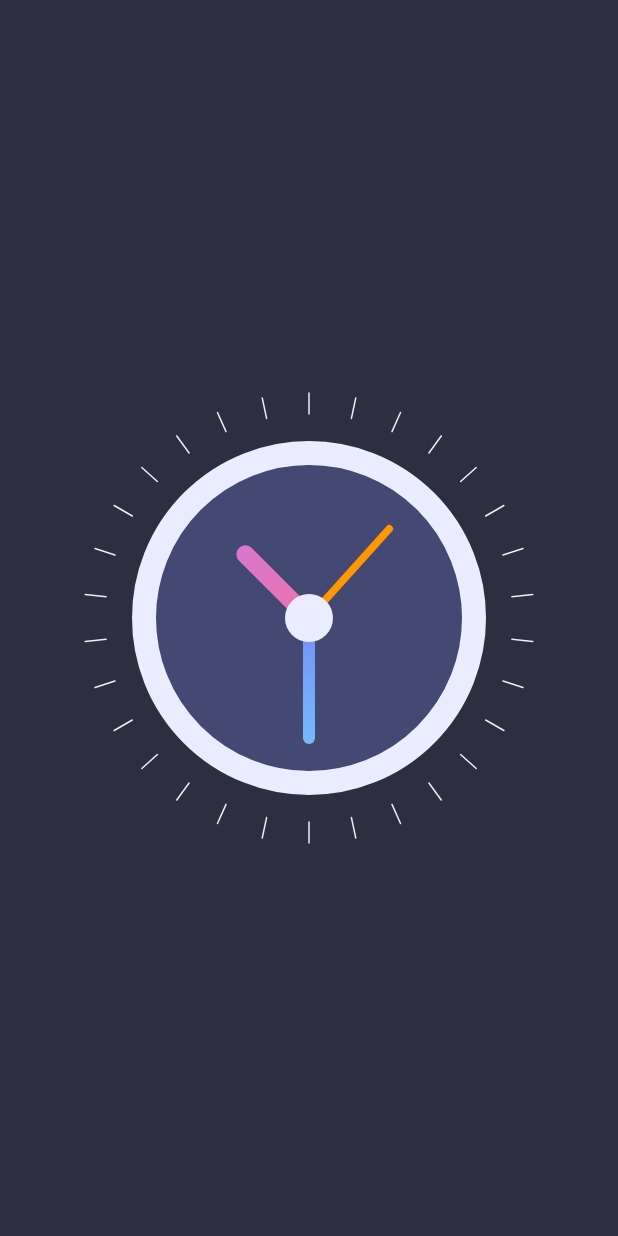
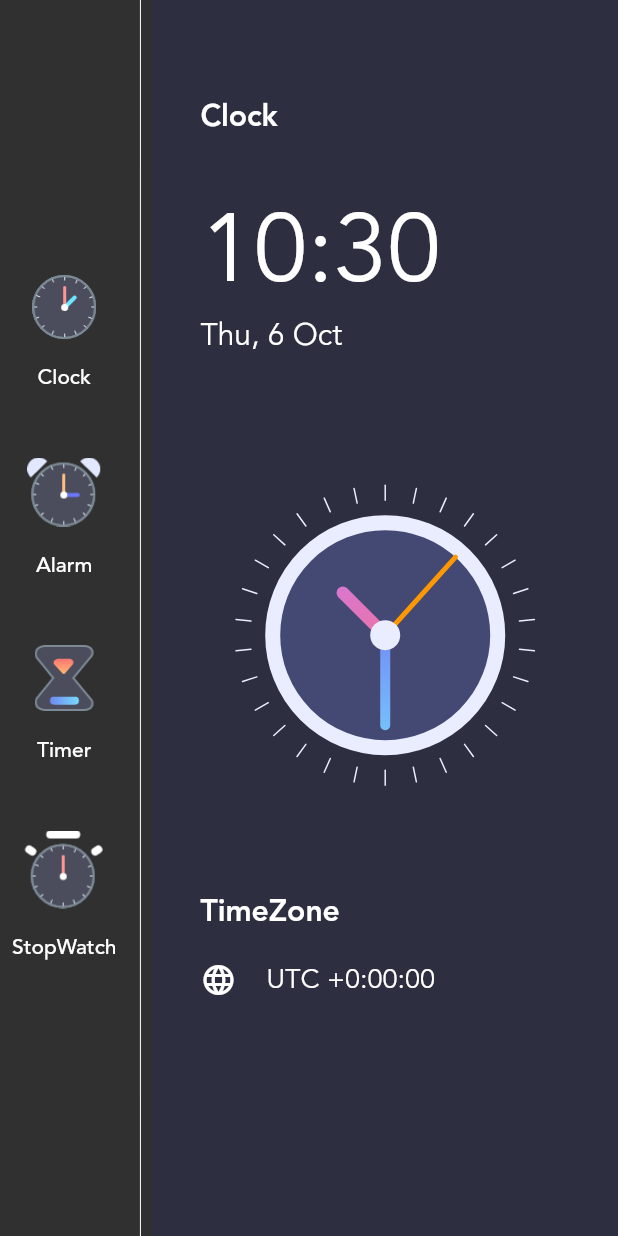
Before and after one commit to luciferro01/Clock, a Flutter app: the screen it shows after launch, on a phone screen of 412 x 824 dp. Run offline on Flutter 3.47's test engine with Material 2 defaults, Android fonts, the light colour scheme and no system bars.

Commit message:
Adding Clock (solved problem somehow) and menu (layout)

```diff
--- a/lib/clock_view.dart
+++ b/lib/clock_view.dart
@@ -3,7 +3,8 @@ import 'dart:async';
 import 'dart:math';
 
 class ClockView extends StatefulWidget {
-  const ClockView({Key? key}) : super(key: key);
+  final double size;
+  const ClockView({Key? key, required this.size}) : super(key: key);
 
   @override
   // ignore: library_private_types_in_public_api
@@ -22,8 +23,8 @@ class _ClockViewState extends State<ClockView> {
   @override
   Widget build(BuildContext context) {
     return SizedBox(
-      width: 300,
-      height: 300,
+      width: widget.size,
+      height: widget.size,
       child: Transform.rotate(
         angle: -pi / 2,
         child: CustomPaint(
@@ -52,7 +53,7 @@ class ClockPainter extends CustomPainter {
     var outlineBrush = Paint()
       ..color = const Color(0xFFEAECFF)
       ..style = PaintingStyle.stroke
-      ..strokeWidth = 16;
+      ..strokeWidth = size.width / 20;
 
     var centerFillBrush = Paint()..color = const Color(0xFFEAECFF);
 
@@ -60,7 +61,7 @@ class ClockPainter extends CustomPainter {
       ..color = Colors.orange
       ..style = PaintingStyle.stroke
       ..strokeCap = StrokeCap.round
-      ..strokeWidth = 5;
+      ..strokeWidth = size.width / 60;
 
     var minHandBrush = Paint()
       ..shader =
@@ -68,7 +69,7 @@ class ClockPainter extends CustomPainter {
               .createShader(Rect.fromCircle(center: center, radius: radius))
       ..style = PaintingStyle.stroke
       ..strokeCap = StrokeCap.round
-      ..strokeWidth = 8;
+      ..strokeWidth = size.width / 30;
 
     var hourHandBrush = Paint()
       ..shader =
@@ -76,7 +77,7 @@ class ClockPainter extends CustomPainter {
               .createShader(Rect.fromCircle(center: center, radius: radius))
       ..style = PaintingStyle.stroke
       ..strokeCap = StrokeCap.round
-      ..strokeWidth = 12;
+      ..strokeWidth = size.width / 24;
 
     var dashBrush = Paint()
       ..color = const Color(0xFFEAECFF)
@@ -84,27 +85,31 @@ class ClockPainter extends CustomPainter {
       ..strokeCap = StrokeCap.round
       ..strokeWidth = 1;
 
-    canvas.drawCircle(center, radius - 40, fillBrush);
-    canvas.drawCircle(center, radius - 40, outlineBrush);
+    canvas.drawCircle(center, radius * 0.75, fillBrush);
+    canvas.drawCircle(center, radius * 0.75, outlineBrush);
 
     var hourHandX = centerX +
-        60 * cos((dateTime.hour * 30 + dateTime.minute * 0.5) * pi / 180);
+        radius *
+            0.4 *
+            cos((dateTime.hour * 30 + dateTime.minute * 0.5) * pi / 180);
     var hourHandY = centerX +
-        60 * sin((dateTime.hour * 30 + dateTime.minute * 0.5) * pi / 180);
+        radius *
+            0.4 *
+            sin((dateTime.hour * 30 + dateTime.minute * 0.5) * pi / 180);
     canvas.drawLine(center, Offset(hourHandX, hourHandY), hourHandBrush);
 
-    var minHandX = centerX + 80 * cos(dateTime.minute * 6 * pi / 180);
-    var minHandY = centerX + 80 * sin(dateTime.minute * 6 * pi / 180);
+    var minHandX = centerX + radius * 0.6 * cos(dateTime.minute * 6 * pi / 180);
+    var minHandY = centerX + radius * 0.6 * sin(dateTime.minute * 6 * pi / 180);
     canvas.drawLine(center, Offset(minHandX, minHandY), minHandBrush);
 
-    var secHandX = centerX + 80 * cos(dateTime.second * 6 * pi / 180);
-    var secHandY = centerX + 80 * sin(dateTime.second * 6 * pi / 180);
+    var secHandX = centerX + radius * 0.7 * cos(dateTime.second * 6 * pi / 180);
+    var secHandY = centerX + radius * 0.7 * sin(dateTime.second * 6 * pi / 180);
     canvas.drawLine(center, Offset(secHandX, secHandY), secHandBrush);
 
-    canvas.drawCircle(center, 16, centerFillBrush);
+    canvas.drawCircle(center, radius * 0.1, centerFillBrush);
 
     var outerCircleRadius = radius;
-    var innerCircleRadius = radius - 14;
+    var innerCircleRadius = radius * 0.9;
     for (double i = 0; i < 360; i += 12) {
       var x1 = centerX + outerCircleRadius * cos(i * pi / 180);
       var y1 = centerX + outerCircleRadius * sin(i * pi / 180);
--- /dev/null
+++ b/lib/home_page.dart
@@ -0,0 +1,157 @@
+import 'package:flutter/material.dart';
+import 'package:intl/intl.dart';
+import 'clock_view.dart';
+
+class HomePage extends StatelessWidget {
+  HomePage({Key? key}) : super(key: key);
+
+  var formattedTime = DateFormat('HH:mm').format(DateTime.now());
+  var formattedDate = DateFormat('EEE, d MMM').format(DateTime.now());
+  var timeZoneString =
+      DateTime.now().timeZoneOffset.toString().split('.').first;
+  var offSetSign = '+';
+
+  @override
+  Widget build(BuildContext context) {
+    return Scaffold(
+      body: Row(
+        children: [
+          Column(
+            mainAxisAlignment: MainAxisAlignment.center,
+            children: [
+              iconMenu('Clock', 'assets/clock_icon.png'),
+              iconMenu('Alarm', 'assets/alarm_icon.png'),
+              iconMenu('Timer', 'assets/timer_icon.png'),
+              iconMenu('StopWatch', 'assets/stopwatch_icon.png'),
+            ],
+          ),
+          const VerticalDivider(
+            color: Colors.white,
+          ),
+          Expanded(
+            child: Container(
+              padding: const EdgeInsets.all(32),
+              color: const Color(0xFF2D2F41),
+              child: Column(
+                crossAxisAlignment: CrossAxisAlignment.start,
+                children: [
+                  const SizedBox(height: 32),
+                  const Flexible(
+                    flex: 1,
+                    fit: FlexFit.loose,
+                    child: Text(
+                      'Clock',
+                      style: TextStyle(
+                          fontFamily: 'avenir',
+                          fontWeight: FontWeight.w700,
+                          color: Colors.white,
+                          fontSize: 20),
+                    ),
+                  ),
+                  const SizedBox(height: 32),
+                  Flexible(
+                    flex: 2,
+                    fit: FlexFit.loose,
+                    child: Column(
+                      crossAxisAlignment: CrossAxisAlignment.start,
+                      children: [
+                        Text(
+                          formattedTime,
+                          style: const TextStyle(
+                            fontFamily: 'avenir',
+                            fontWeight: FontWeight.w400,
+                            color: Colors.white,
+                            fontSize: 64,
+                          ),
+                        ),
+                        Text(
+                          formattedDate,
+                          style: const TextStyle(
+                              fontFamily: 'avenir',
+                              color: Colors.white,
+                              fontSize: 20),
+                        ),
+                      ],
+                    ),
+                  ),
+                  const Flexible(
+                    flex: 4,
+                    fit: FlexFit.loose,
+                    child: Align(
+                      alignment: Alignment.center,
+                      child: ClockView(
+                        size: 200,
+                      ),
+                    ),
+                  ),
+                  const SizedBox(height: 20),
+                  Flexible(
+                    flex: 2,
+                    fit: FlexFit.tight,
+                    child: Column(
+                      crossAxisAlignment: CrossAxisAlignment.start,
+                      children: [
+                        const Text(
+                          'TimeZone',
+                          style: TextStyle(
+                            fontFamily: 'avenir',
+                            fontWeight: FontWeight.w800,
+                            fontSize: 20,
+                          ),
+                        ),
+                        const SizedBox(height: 20),
+                        Row(
+                          children: [
+                            const Icon(
+                              Icons.language,
+                              color: Colors.white,
+                            ),
+                            const SizedBox(width: 20),
+                            Text(
+                              'UTC $offSetSign$timeZoneString',
+                              style: const TextStyle(
+                                fontSize: 18,
+                                fontFamily: 'avenir',
+                              ),
+                            ),
+                          ],
+                        ),
+                      ],
+                    ),
+                  ),
+                ],
+              ),
+            ),
+          ),
+        ],
+      ),
+    );
+  }
+
+  Padding iconMenu(String title, String image) {
+    return Padding(
+      padding: const EdgeInsets.symmetric(horizontal: 0, vertical: 14),
+      child: TextButton(
+        onPressed: () {},
+        child: Column(
+          children: [
+            Image.asset(
+              image,
+              scale: 1.5,
+            ),
+            const SizedBox(
+              height: 16,
+            ),
+            Text(
+              title,
+              style: const TextStyle(
+                fontFamily: 'avenir',
+                color: Colors.white,
+              ),
+            ),
+          ],
+        ),
+      ),
+    );
+  }
+}
--- a/lib/main.dart
+++ b/lib/main.dart
@@ -1,4 +1,4 @@
-import 'clock_view.dart';
+import 'package:clock_application/home_page.dart';
 import 'package:flutter/material.dart';
 
 void main() => runApp(const MyApp());
@@ -21,15 +21,6 @@ class ClockApp extends StatelessWidget {
 
   @override
   Widget build(BuildContext context) {
-    return Scaffold(
-      // appBar: AppBar(
-      //   title: const Text('CLOCK APP'),
-      // ),
-      body: Container(
-        alignment: Alignment.center,
-        color: const Color(0xFF2D2F41),
-        child: const ClockView(),
-      ),
-    );
+    return HomePage();
   }
 }
```
Also changed, not shown: pubspec.yaml (+15 -17 lines), assets/add_alarm.png (added), assets/alarm_icon.png (added), assets/clock_icon.png (added), assets/fonts/Avenir-Book.ttf (added), assets/fonts/Avenir-Heavy.ttf (added), assets/fonts/Avenir-Light.ttf (added), assets/fonts/Avenir-Medium.ttf (added), assets/stopwatch_icon.png (added), assets/timer_icon.png (added), pubspec.lock.
